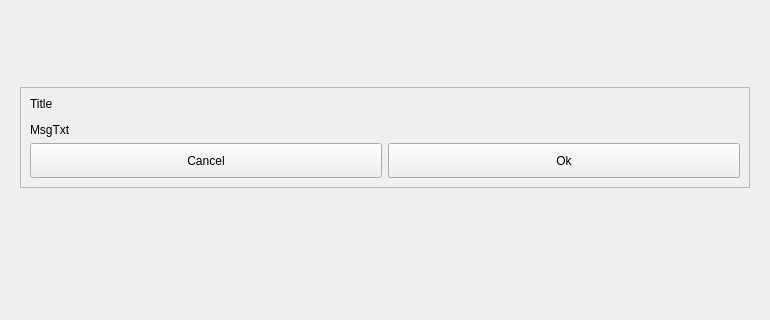
This is src/ShowMessage.ui in ic005k/Knot-Legacy as Qt 5 draws it before an edit; both pictures show x 0 to 770 and y 130 to 450 of the 770 by 534 pixel window. The edited form follows.
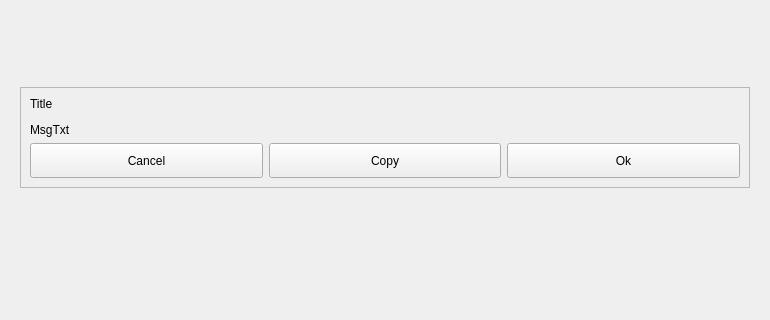
This is the edited form.

Commit message: Redesigned the message box.

Diff of the .ui file:
```diff
--- a/src/ShowMessage.ui
+++ b/src/ShowMessage.ui
@@ -90,6 +90,25 @@
              </property>
             </widget>
            </item>
+           <item>
+            <widget class="QToolButton" name="btnCopy">
+             <property name="sizePolicy">
+              <sizepolicy hsizetype="Preferred" vsizetype="Fixed">
+               <horstretch>0</horstretch>
+               <verstretch>0</verstretch>
+              </sizepolicy>
+             </property>
+             <property name="minimumSize">
+              <size>
+               <width>0</width>
+               <height>35</height>
+              </size>
+             </property>
+             <property name="text">
+              <string>Copy</string>
+             </property>
+            </widget>
+           </item>
            <item>
             <widget class="QToolButton" name="btnOk">
              <property name="sizePolicy">
```
The commit also changes 11 other files.
